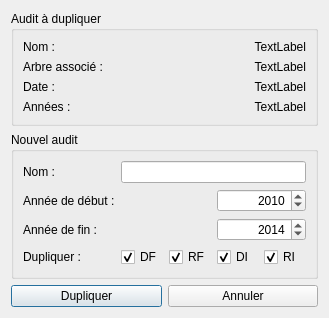
GiPiLab/ProtonClassicSuite, file dialogduplicateaudit.ui: the form before one commit.
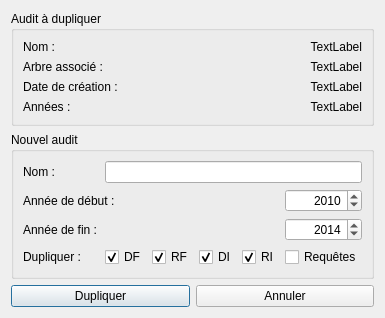
The form after the commit. Icons and pictures are not drawn.

```diff
--- a/dialogduplicateaudit.ui
+++ b/dialogduplicateaudit.ui
@@ -9,7 +9,7 @@
    <rect>
     <x>0</x>
     <y>0</y>
-    <width>329</width>
+    <width>385</width>
     <height>316</height>
    </rect>
   </property>
@@ -73,7 +73,7 @@
       <item row="2" column="0">
        <widget class="QLabel" name="label_7">
         <property name="text">
-         <string>Date :</string>
+         <string>Date de création :</string>
         </property>
        </widget>
       </item>
@@ -120,37 +120,6 @@
         </property>
        </widget>
       </item>
-      <item row="1" column="0">
-       <widget class="QLabel" name="label_6">
-        <property name="text">
-         <string>Année de début :</string>
-        </property>
-       </widget>
-      </item>
-      <item row="2" column="0">
-       <widget class="QLabel" name="label_8">
-        <property name="text">
-         <string>Année de fin :</string>
-        </property>
-       </widget>
-      </item>
-      <item row="0" column="0">
-       <widget class="QLabel" name="label_3">
-        <property name="text">
-         <string>Nom :</string>
-        </property>
-       </widget>
-      </item>
-      <item row="3" column="2">
-       <widget class="QCheckBox" name="checkBoxDF">
-        <property name="text">
-         <string>DF</string>
-        </property>
-        <property name="checked">
-         <bool>true</bool>
-        </property>
-       </widget>
-      </item>
       <item row="3" column="3">
        <widget class="QCheckBox" name="checkBoxRF">
         <property name="text">
@@ -181,33 +150,64 @@
         </property>
        </widget>
       </item>
-      <item row="0" column="2" colspan="4">
+      <item row="0" column="0">
+       <widget class="QLabel" name="label_3">
+        <property name="text">
+         <string>Nom :</string>
+        </property>
+        <property name="buddy">
+         <cstring>lineEditNewName</cstring>
+        </property>
+       </widget>
+      </item>
+      <item row="3" column="2">
+       <widget class="QCheckBox" name="checkBoxDF">
+        <property name="text">
+         <string>DF</string>
+        </property>
+        <property name="checked">
+         <bool>true</bool>
+        </property>
+       </widget>
+      </item>
+      <item row="3" column="6">
+       <widget class="QCheckBox" name="checkBoxQueries">
+        <property name="toolTip">
+         <string>&lt;html&gt;&lt;head/&gt;&lt;body&gt;&lt;p&gt;Incorporer dans l'audit dupliqué les éventuelles requêtes enregistrées dans l'audit à dupliquer&lt;/p&gt;&lt;/body&gt;&lt;/html&gt;</string>
+        </property>
+        <property name="text">
+         <string>Requêtes</string>
+        </property>
+       </widget>
+      </item>
+      <item row="2" column="0" colspan="3">
+       <widget class="QLabel" name="label_8">
+        <property name="text">
+         <string>Année de fin :</string>
+        </property>
+        <property name="buddy">
+         <cstring>spinBoxYear2</cstring>
+        </property>
+       </widget>
+      </item>
+      <item row="1" column="0" colspan="4">
+       <widget class="QLabel" name="label_6">
+        <property name="text">
+         <string>Année de début :</string>
+        </property>
+        <property name="buddy">
+         <cstring>spinBoxYear1</cstring>
+        </property>
+       </widget>
+      </item>
+      <item row="0" column="2" colspan="5">
        <widget class="QLineEdit" name="lineEditNewName">
         <property name="maxLength">
          <number>512</number>
         </property>
        </widget>
       </item>
-      <item row="2" column="4" colspan="2">
-       <widget class="QSpinBox" name="spinBoxYear2">
-        <property name="alignment">
-         <set>Qt::AlignRight|Qt::AlignTrailing|Qt::AlignVCenter</set>
-        </property>
-        <property name="correctionMode">
-         <enum>QAbstractSpinBox::CorrectToNearestValue</enum>
-        </property>
-        <property name="minimum">
-         <number>2002</number>
-        </property>
-        <property name="maximum">
-         <number>2050</number>
-        </property>
-        <property name="value">
-         <number>2014</number>
-        </property>
-       </widget>
-      </item>
-      <item row="1" column="4" colspan="2">
+      <item row="1" column="6">
        <widget class="QSpinBox" name="spinBoxYear1">
         <property name="alignment">
          <set>Qt::AlignRight|Qt::AlignTrailing|Qt::AlignVCenter</set>
@@ -226,6 +226,25 @@
         </property>
        </widget>
       </item>
+      <item row="2" column="6">
+       <widget class="QSpinBox" name="spinBoxYear2">
+        <property name="alignment">
+         <set>Qt::AlignRight|Qt::AlignTrailing|Qt::AlignVCenter</set>
+        </property>
+        <property name="correctionMode">
+         <enum>QAbstractSpinBox::CorrectToNearestValue</enum>
+        </property>
+        <property name="minimum">
+         <number>2002</number>
+        </property>
+        <property name="maximum">
+         <number>2050</number>
+        </property>
+        <property name="value">
+         <number>2014</number>
+        </property>
+       </widget>
+      </item>
      </layout>
     </widget>
    </item>
@@ -236,6 +255,9 @@
        <property name="text">
         <string>Dupliquer</string>
        </property>
+       <property name="default">
+        <bool>true</bool>
+       </property>
       </widget>
      </item>
      <item>
```
Left out of the diff: 17 changed lines with no effect on the pictures.
